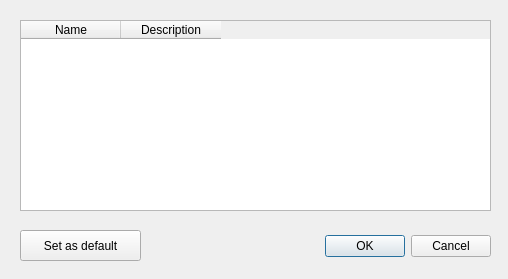
Above: duse-mt/src/plugins/jsarchitecturalmetrics/jsarchitecturalmetrics.ui from IcaroJerry/duse-mt-architecturalmetrics before the change. Below: the same form after it.
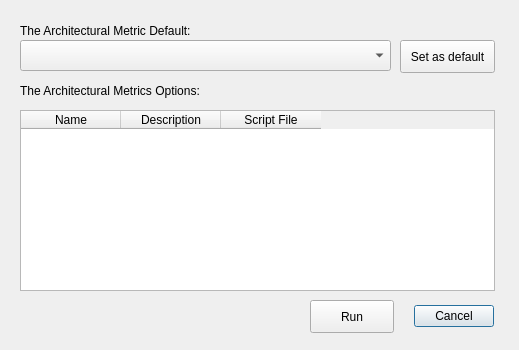
That is the form after the change.

Commit message: Adicionando novas funcionalidades a janela do plugin

What changed in the file:
```diff
--- a/duse-mt/src/plugins/jsarchitecturalmetrics/jsarchitecturalmetrics.ui
+++ b/duse-mt/src/plugins/jsarchitecturalmetrics/jsarchitecturalmetrics.ui
@@ -6,8 +6,8 @@
    <rect>
     <x>0</x>
     <y>0</y>
-    <width>508</width>
-    <height>279</height>
+    <width>519</width>
+    <height>350</height>
    </rect>
   </property>
   <property name="windowTitle">
@@ -16,39 +16,29 @@
   <widget class="QDialogButtonBox" name="buttonBox">
    <property name="geometry">
     <rect>
-     <x>210</x>
-     <y>230</y>
-     <width>281</width>
-     <height>32</height>
+     <x>410</x>
+     <y>300</y>
+     <width>84</width>
+     <height>33</height>
     </rect>
    </property>
    <property name="orientation">
     <enum>Qt::Horizontal</enum>
    </property>
    <property name="standardButtons">
-    <set>QDialogButtonBox::Cancel|QDialogButtonBox::Ok</set>
+    <set>QDialogButtonBox::Cancel</set>
    </property>
-  </widget>
-  <widget class="QPushButton" name="setDefaultPushButton">
-   <property name="geometry">
-    <rect>
-     <x>20</x>
-     <y>230</y>
-     <width>121</width>
-     <height>31</height>
-    </rect>
-   </property>
-   <property name="text">
-    <string>Set as default</string>
+   <property name="centerButtons">
+    <bool>false</bool>
    </property>
   </widget>
   <widget class="QTableWidget" name="scriptsMetricsTable">
    <property name="geometry">
     <rect>
      <x>20</x>
-     <y>20</y>
-     <width>471</width>
-     <height>191</height>
+     <y>110</y>
+     <width>475</width>
+     <height>181</height>
     </rect>
    </property>
    <column>
@@ -61,7 +51,81 @@
      <string>Description</string>
     </property>
    </column>
+   <column>
+    <property name="text">
+     <string>Script File</string>
+    </property>
+   </column>
   </widget>
+  <widget class="QPushButton" name="runPushButton">
+   <property name="geometry">
+    <rect>
+     <x>310</x>
+     <y>300</y>
+     <width>84</width>
+     <height>33</height>
+    </rect>
+   </property>
+   <property name="text">
+    <string>Run</string>
+   </property>
+  </widget>
+  <widget class="QComboBox" name="metricDefaultComboBox">
+   <property name="geometry">
+    <rect>
+     <x>20</x>
+     <y>40</y>
+     <width>371</width>
+     <height>31</height>
+    </rect>
+   </property>
+  </widget>
+  <widget class="QLabel" name="label_1">
+   <property name="geometry">
+    <rect>
+     <x>20</x>
+     <y>20</y>
+     <width>221</width>
+     <height>21</height>
+    </rect>
+   </property>
+   <property name="text">
+    <string>The Architectural Metric Default:</string>
+   </property>
+  </widget>
+  <widget class="QLabel" name="label_2">
+   <property name="geometry">
+    <rect>
+     <x>20</x>
+     <y>80</y>
+     <width>221</width>
+     <height>21</height>
+    </rect>
+   </property>
+   <property name="text">
+    <string>The Architectural Metrics Options:</string>
+   </property>
+  </widget>
+  <widget class="QPushButton" name="setDefaultPushButton">
+   <property name="geometry">
+    <rect>
+     <x>400</x>
+     <y>40</y>
+     <width>95</width>
+     <height>33</height>
+    </rect>
+   </property>
+   <property name="text">
+    <string>Set as default</string>
+   </property>
+  </widget>
+  <zorder>buttonBox</zorder>
+  <zorder>scriptsMetricsTable</zorder>
+  <zorder>runPushButton</zorder>
+  <zorder>setDefaultPushButton</zorder>
+  <zorder>metricDefaultComboBox</zorder>
+  <zorder>label_1</zorder>
+  <zorder>label_2</zorder>
  </widget>
  <resources/>
  <connections>
```
Left out of the diff: 3 changed lines with no effect on the pictures. The commit also changes 4 other files.
